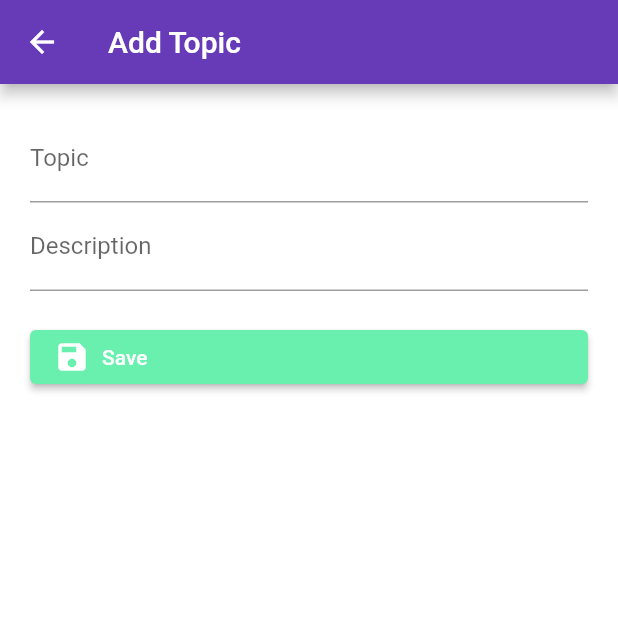
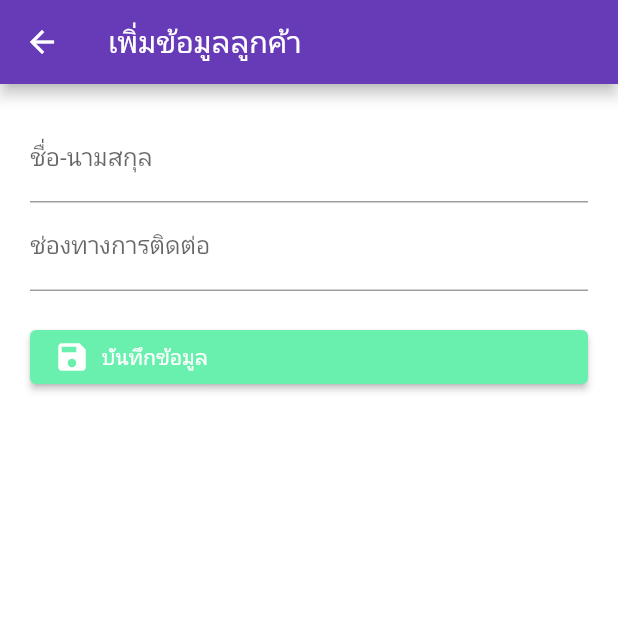
Before and after one commit to patiphan2545/Final_Project_MobileApps, a Flutter app: the NewItemScreen screen opened directly, on a phone screen of 412 x 824 dp, the top half of it. Run offline on Flutter 3.47's test engine with Material 2 defaults, Android fonts, the phone set to English and light mode, and no system bars; our stand-ins replace cloud_firestore, firebase_auth, firebase_core, logger; accounts and stored records are empty; network calls fail.

Commit message:
Final_Project_MobileApps

```diff
--- a/lib/screens/create_account_screen.dart
+++ b/lib/screens/create_account_screen.dart
@@ -14,7 +14,7 @@ class CreateAccountScreen extends StatelessWidget {
   Widget build(BuildContext context) {
     return Scaffold(
       appBar: AppBar(
-        title: const Text("Create user account"),
+        title: const Text("สมัครสมาชิก"),
       ),
       body: Padding(
         padding: const EdgeInsets.all(28.0),
@@ -41,7 +41,6 @@ TextField(
 SizedBox(
   height: 20,
 ),
-
             ElevatedButton(
                 onPressed: () async {
                   bool res = await _service.register(
@@ -53,7 +52,7 @@ SizedBox(
                         MaterialPageRoute(builder: (context) => LoginScreen()));
                   }
                 },
-                child: const Text("Create"))
+                child: const Text("สมัครสมาชิก"))
           ],
         ),
       ),
--- a/lib/screens/edit_item_screen.dart
+++ b/lib/screens/edit_item_screen.dart
@@ -25,7 +25,7 @@ class _EditItemScreenState extends State<EditItemScreen> {
   Widget build(BuildContext context) {
     return Scaffold(
       appBar: AppBar(
-        title: const Text("Edit"),
+        title: const Text("แก้ไขข้อมูลลูกค้า"),
       ),
       body: Padding(
         padding: const EdgeInsets.all(20.0),
@@ -33,11 +33,11 @@ class _EditItemScreenState extends State<EditItemScreen> {
           children: [
             TextField(
               controller: widget._itemName,
-              decoration: const InputDecoration(label: Text("Topic")),
+              decoration: const InputDecoration(label: Text("ชื่อ-นามสกุล")),
             ),
             TextField(
               controller: widget._itemDesc,
-              decoration: const InputDecoration(label: Text("Description")),
+              decoration: const InputDecoration(label: Text("ช่องทางการติดต่อ")),
             ),
             const SizedBox(
               height: 20,
--- a/lib/screens/new_item_screen.dart
+++ b/lib/screens/new_item_screen.dart
@@ -19,7 +19,7 @@ class _NewItemScreenState extends State<NewItemScreen> {
   Widget build(BuildContext context) {
     return Scaffold(
       appBar: AppBar(
-        title: const Text("Add Topic"),
+        title: const Text("เพิ่มข้อมูลลูกค้า"),
       ),
       body: Padding(
         padding: const EdgeInsets.all(20.0),
@@ -27,11 +27,11 @@ class _NewItemScreenState extends State<NewItemScreen> {
           children: [
             TextField(
               controller: _itemName,
-              decoration: InputDecoration(label: Text("Topic")),
+              decoration: InputDecoration(label: Text("ชื่อ-นามสกุล")),
             ),
             TextField(
               controller: _itemDesc,
-              decoration: InputDecoration(label: Text("Description")),
+              decoration: InputDecoration(label: Text("ช่องทางการติดต่อ")),
             ),
             const SizedBox(
               height: 20,
@@ -49,7 +49,7 @@ class _NewItemScreenState extends State<NewItemScreen> {
     children: [
       const Icon(Icons.save),
       const SizedBox(width: 8),
-      const Text("Save"),
+      const Text("บันทึกข้อมูล"),
     ],
   ),
 )
@@ -74,8 +74,8 @@ class _NewItemScreenState extends State<NewItemScreen> {
     showDialog(
       context: context,
       builder: (context) => AlertDialog(
-        title: const Text("เพิ่มข้อมูลเรียบร้อยแล้ว"),
-        content: const Text("ข้อมูลของท่านได้ถูกเพิ่มแล้ว"),
+        title: const Text("เพิ่มข้อมูลสำเร็จ"),
+        content: const Text("ข้อมูลถูกเพิ่มเรียบร้อยแล้ว"),
         actions: [
           ElevatedButton(
             onPressed: () => Navigator.of(context).pop(),
```
Also changed, not shown: lib/main.dart (+4 -4 lines), lib/screens/login_screen.dart (+7 -7 lines).
